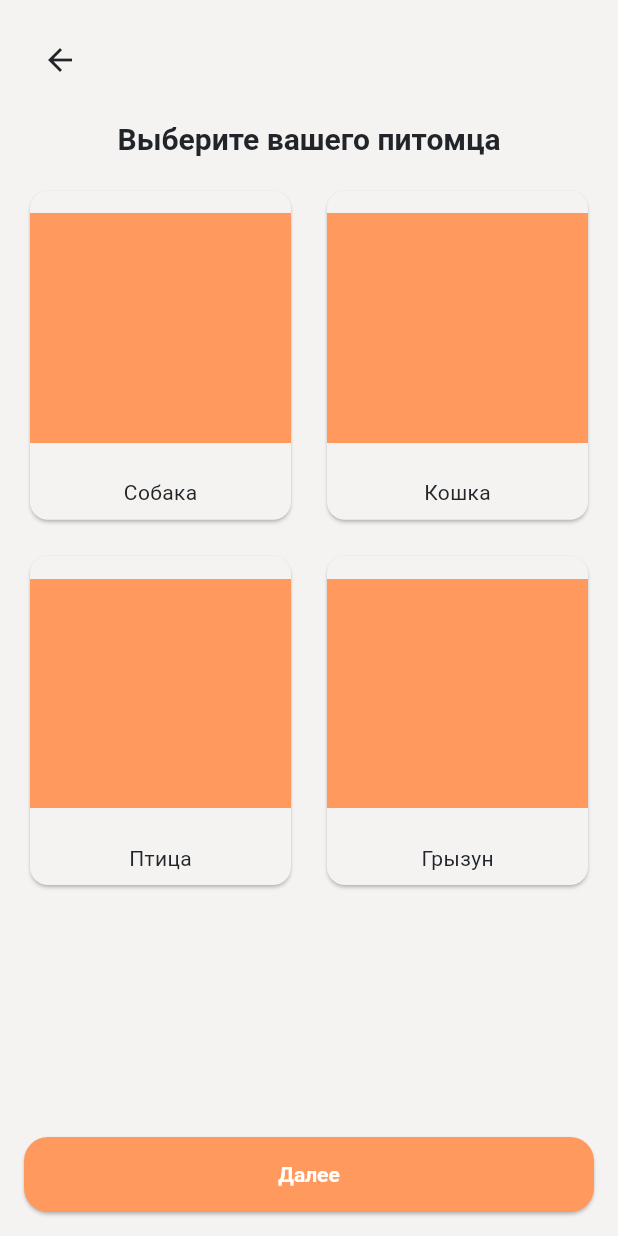
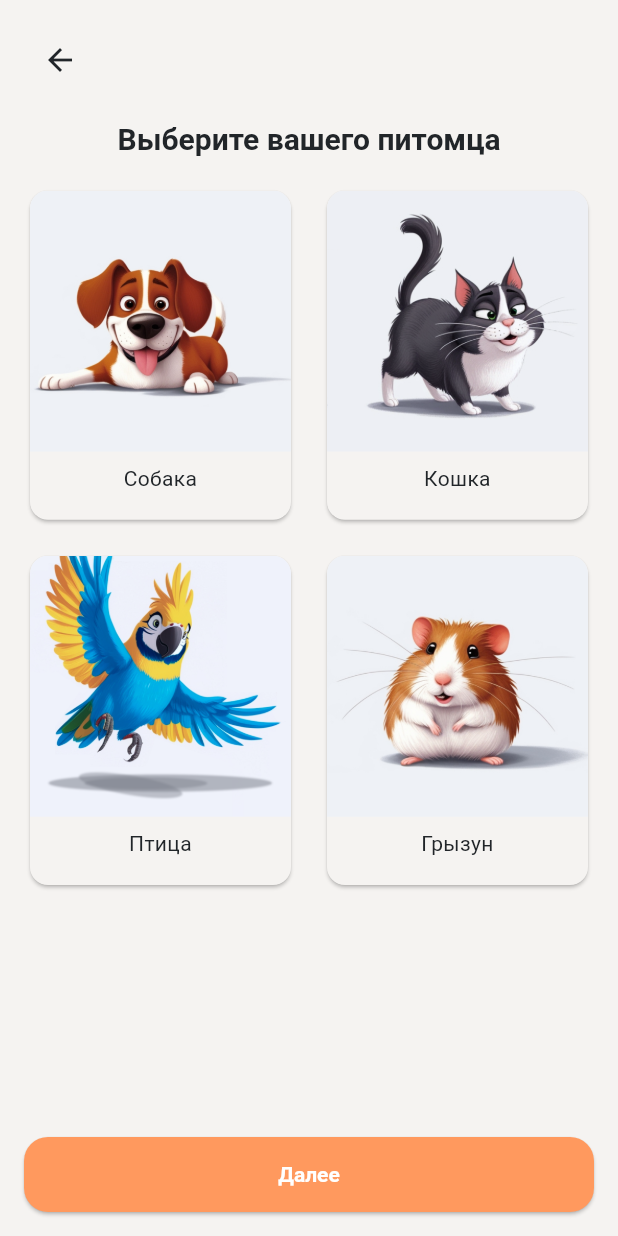
Before and after one commit to hzfty/PetMaster, a Flutter app: the AddPetScreen screen opened by its route, swiped to page 2, on a phone screen of 412 x 824 dp. Run offline on Flutter 3.47's test engine with Material 3 defaults, Android fonts, the phone set to English and light mode, and no system bars; our stand-ins replace bloc, cloud_firestore, dotted_border, equatable, firebase_auth, firebase_core and 8 more; accounts and stored records are empty.

Commit message:
Style: improvement of pet type cards

```diff
--- a/lib/presentation/screens/add_pet_screen.dart
+++ b/lib/presentation/screens/add_pet_screen.dart
@@ -1,5 +1,6 @@
 import 'dart:io';
 import 'package:flutter/material.dart';
+import 'package:petmaster_app/core/theme/app_colors.dart';
 import 'package:petmaster_app/data/models/pet.dart';
 import 'package:cloud_firestore/cloud_firestore.dart';
 import 'package:firebase_auth/firebase_auth.dart';
@@ -281,8 +282,8 @@ class _AddPetScreenState extends State<AddPetScreen> {
                               'Самец',
                               style: TextStyle(
                                 color: _gender == 'Самец'
-                                    ? Colors.white
-                                    : Colors.black,
+                                    ? AppColors.white
+                                    : AppColors.gray03,
                               ),
                             ),
                           ),
@@ -312,8 +313,8 @@ class _AddPetScreenState extends State<AddPetScreen> {
                               'Самка',
                               style: TextStyle(
                                 color: _gender == 'Самка'
-                                    ? Colors.white
-                                    : Colors.black,
+                                    ? AppColors.white
+                                    : AppColors.gray03,
                               ),
                             ),
                           ),
@@ -383,13 +384,23 @@ class _AddPetScreenState extends State<AddPetScreen> {
                       borderRadius: BorderRadius.circular(12),
                     ),
                     child: Column(
-                      mainAxisAlignment: MainAxisAlignment.center,
+                      crossAxisAlignment: CrossAxisAlignment.stretch,
                       children: [
-                        Expanded(
-                          child: Image.asset(imagePath, fit: BoxFit.contain),
+                        ClipRRect(
+                          borderRadius: BorderRadius.only(
+                            topLeft: Radius.circular(12),
+                            topRight: Radius.circular(12),
+                          ),
+                          child: Image.asset(imagePath, fit: BoxFit.cover),
                         ),
                         SizedBox(height: 8),
-                        Text(typeName),
+                        Padding(
+                          padding: const EdgeInsets.symmetric(horizontal: 8.0),
+                          child: Text(
+                            typeName,
+                            textAlign: TextAlign.center,
+                          ),
+                        ),
                         SizedBox(height: 8),
                       ],
                     ),
```
Also changed, not shown: assets/images/bird.png, assets/images/cat.png, assets/images/dog.png, assets/images/rodent.png.
